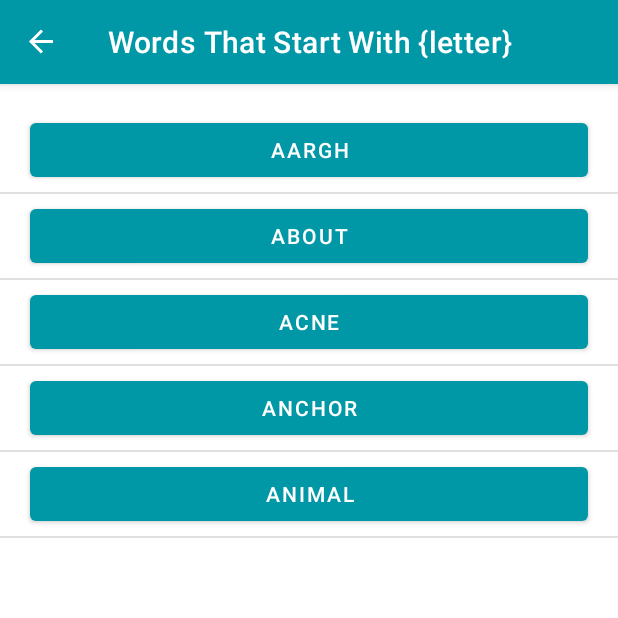
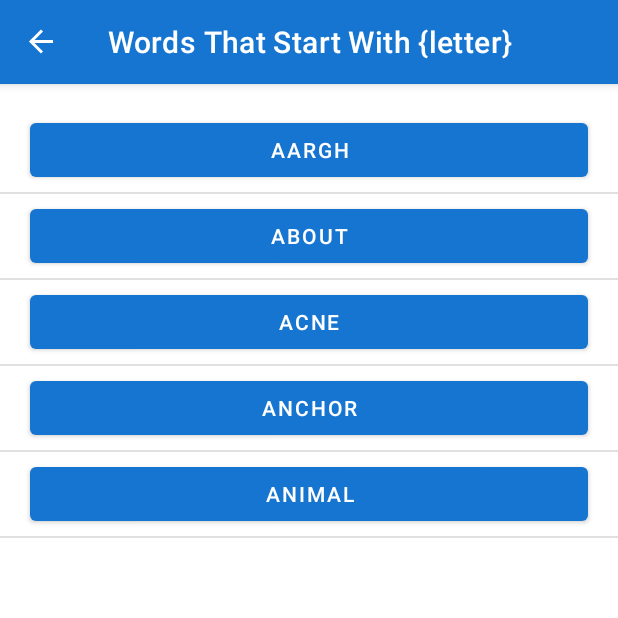
Before and after one commit to Baharkaviani/Android, an Android app: the screen it shows after launch (MainActivity), after a tap on an icon or button, on a phone screen of 412 x 824 dp, the top half of it. Run offline under Robolectric (Android 15) with nearby library versions, the phone set to English and light mode, and no system bars; our stand-ins replace navigation-ui.

Commit message:
update: change the project theme

```diff
--- a/GoodBook/app/src/main/res/values-night/themes.xml
+++ b/GoodBook/app/src/main/res/values-night/themes.xml
@@ -2,13 +2,15 @@
     <!-- Base application theme. -->
     <style name="Theme.GoodBook" parent="Theme.MaterialComponents.DayNight.DarkActionBar">
         <!-- Primary brand color. -->
-        <item name="colorPrimary">@color/teal_200</item>
-        <item name="colorPrimaryVariant">@color/teal_900</item>
+        <item name="colorPrimary">@color/blue_1</item>
+        <item name="colorPrimaryVariant">@color/blue_2</item>
         <item name="colorOnPrimary">@color/black</item>
+
         <!-- Secondary brand color. -->
-        <item name="colorSecondary">@color/blue_200</item>
-        <item name="colorSecondaryVariant">@color/blue_700</item>
+        <item name="colorSecondary">@color/yellow_1</item>
+        <item name="colorSecondaryVariant">@color/yellow_2</item>
         <item name="colorOnSecondary">@color/black</item>
+
         <!-- Customize your theme here. -->
     </style>
 </resources>
--- a/GoodBook/app/src/main/res/values/colors.xml
+++ b/GoodBook/app/src/main/res/values/colors.xml
@@ -1,12 +1,12 @@
 <?xml version="1.0" encoding="utf-8"?>
 <resources>
-    <color name="teal_200">#FF03DAC5</color>
-    <color name="teal_700">#0097A7</color>
-    <color name="teal_900">#006064</color>
+    <color name="yellow_0">#CDDC39</color>
+    <color name="yellow_1">#FFEB3B</color>
+    <color name="yellow_2">#FFC107</color>
 
-    <color name="blue_200">#62A3FF</color>
-    <color name="blue_700">#1675D1</color>
-    <color name="blue_900">#004A9F</color>
+    <color name="blue_0">#62A3FF</color>
+    <color name="blue_1">#1675D1</color>
+    <color name="blue_2">#004A9F</color>
 
     <color name="black">#FF000000</color>
     <color name="white">#FFFFFFFF</color>
--- a/GoodBook/app/src/main/res/values/themes.xml
+++ b/GoodBook/app/src/main/res/values/themes.xml
@@ -2,15 +2,18 @@
     <!-- Base application theme. -->
     <style name="Theme.GoodBook" parent="Theme.MaterialComponents.DayNight.DarkActionBar">
         <!-- Primary brand color. -->
-        <item name="colorPrimary">@color/teal_700</item>
-        <item name="colorPrimaryVariant">@color/teal_900</item>
+        <item name="colorPrimary">@color/blue_1</item>
+        <item name="colorPrimaryVariant">@color/blue_2</item>
         <item name="colorOnPrimary">@color/white</item>
+
         <!-- Secondary brand color. -->
-        <item name="colorSecondary">@color/blue_200</item>
-        <item name="colorSecondaryVariant">@color/blue_700</item>
+        <item name="colorSecondary">@color/yellow_1</item>
+        <item name="colorSecondaryVariant">@color/yellow_2</item>
         <item name="colorOnSecondary">@color/black</item>
+
         <!-- Status bar color. -->
         <item name="android:statusBarColor" tools:targetApi="l">?attr/colorPrimaryVariant</item>
+
         <!-- Customize your theme here. -->
     </style>
 </resources>
```
